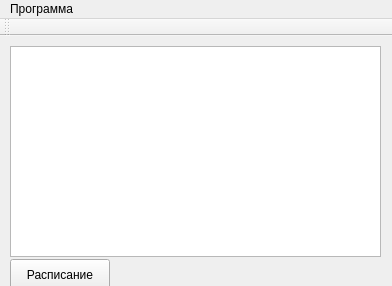
Qt form mainwindow.ui (the12chairs/TermProject) before a commit.
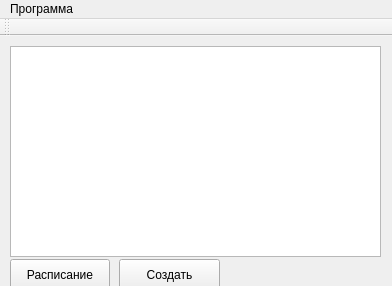
The same form after that commit.

```diff
--- a/mainwindow.ui
+++ b/mainwindow.ui
@@ -37,6 +37,19 @@
      </rect>
     </property>
    </widget>
+   <widget class="QPushButton" name="AddRaspis">
+    <property name="geometry">
+     <rect>
+      <x>119</x>
+      <y>223</y>
+      <width>101</width>
+      <height>31</height>
+     </rect>
+    </property>
+    <property name="text">
+     <string>Создать</string>
+    </property>
+   </widget>
   </widget>
   <widget class="QMenuBar" name="menuBar">
    <property name="geometry">
```
